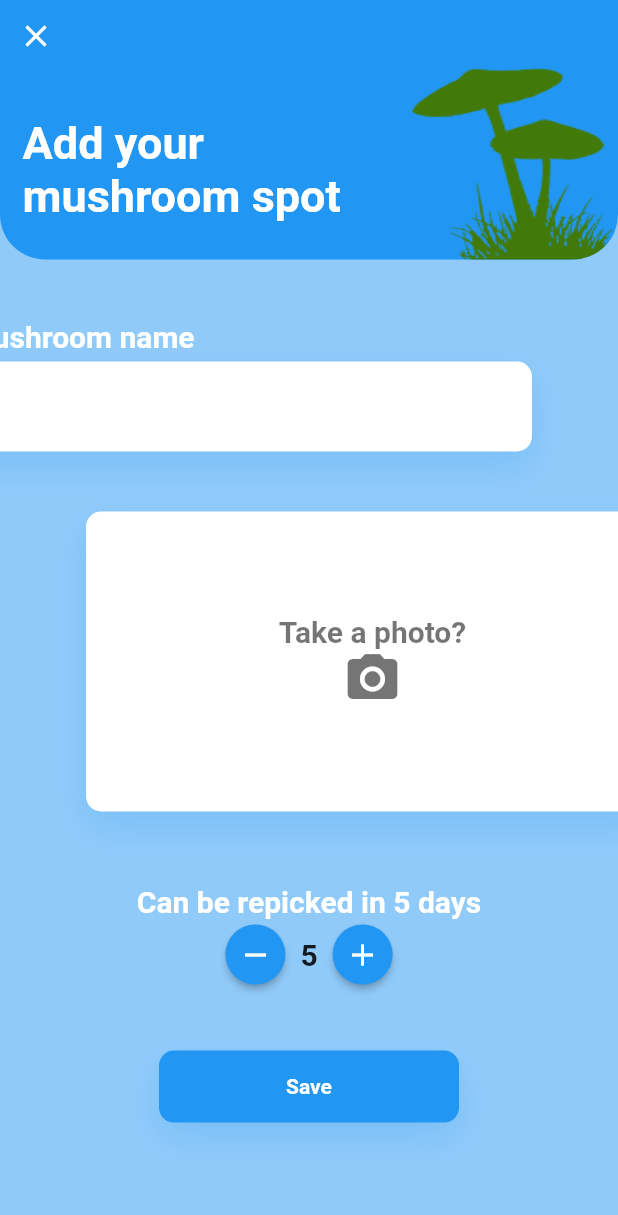
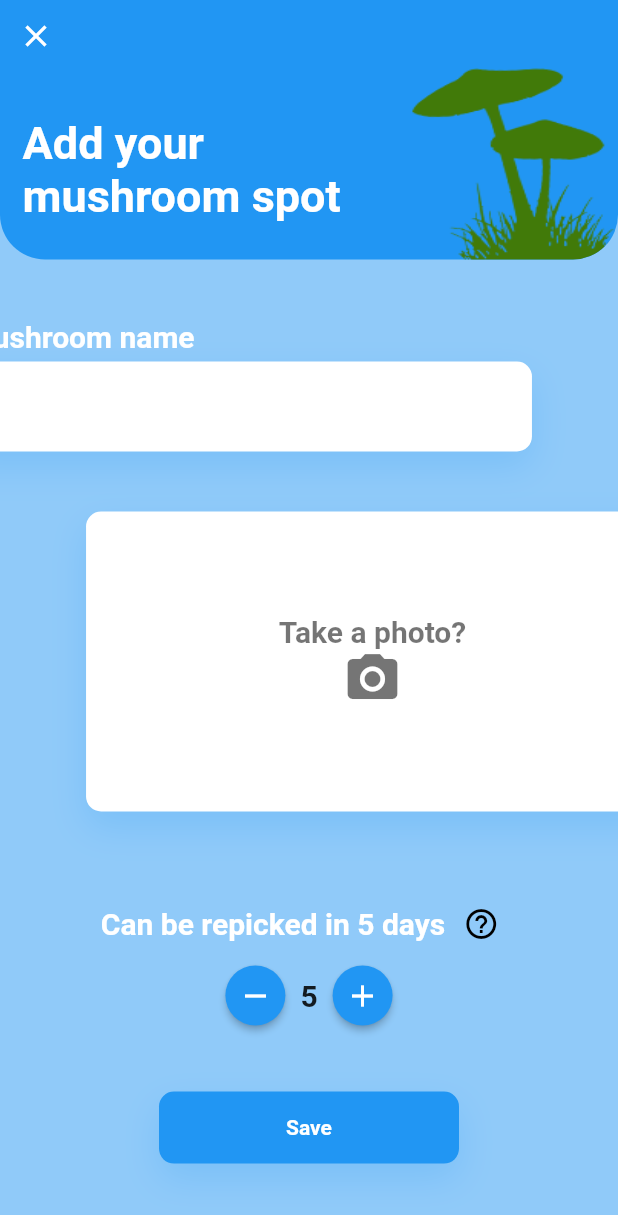
Before and after one commit to carekb684/MyShrooms, a Flutter app: the screen it shows after launch, after a tap on "SKIP", after a tap on the "add" icon, on a phone screen of 412 x 824 dp. Shown: the top 1215 px of the screen. Run offline on Flutter 3.47's test engine with Material 2 defaults, Android fonts, the phone set to English and light mode, and no system bars; our stand-ins replace device_preview, flutter_keyboard_visibility, flutter_typeahead, google_maps_flutter, image_picker, intro_slider and 5 more; missing offline and left inert: highlighter_coachmark, ndialog, random_color_scheme, super_tooltip; accounts and stored records are empty; statements that could not run were skipped.

Commit message:
tooltip for repick date

```diff
--- a/lib/screens/widgets/remind_repick_counter.dart
+++ b/lib/screens/widgets/remind_repick_counter.dart
@@ -1,5 +1,6 @@
 import 'package:flutter/material.dart';
 import 'package:my_shrooms/custom_widget/counter.dart';
+import 'package:super_tooltip/super_tooltip.dart';
 
 class RepickCounter extends StatefulWidget {
   RepickCounter(Key key, {this.initCount}) : super(key: key);
@@ -10,6 +11,8 @@ class RepickCounter extends StatefulWidget {
 }
 
 class RepickCounterState extends State<RepickCounter> {
+  SuperTooltip tooltip;
+
 
   RepickCounterState(int initCount) {
     counterValue = initCount == null ? 5 : initCount;
@@ -20,11 +23,26 @@ class RepickCounterState extends State<RepickCounter> {
 
   @override
   Widget build(BuildContext context) {
-    return Column(
+    return WillPopScope(
+      onWillPop: closeToolTip,
+      child: Column(
         children: [
           Align(
               alignment: Alignment.center,
-            child: Text("Can be repicked in $counterValue days", style: TextStyle(fontSize: 20, fontWeight: FontWeight.bold, color: Theme.of(context).colorScheme.onBackground))),
+              child: Row(
+                mainAxisSize: MainAxisSize.min,
+                children: [
+                  Text("Can be repicked in $counterValue days",
+                      style: TextStyle(fontSize: 20, fontWeight: FontWeight.bold, color: Theme.of(context).colorScheme.onBackground)),
+                  //builder to get widget context for showing tooltip
+                  Builder(builder: (context) {
+                    return IconButton(
+                      icon: Icon(Icons.help_outline, color: Colors.black),
+                      onPressed: () => onTapTooltip(context),
+                    );
+                  }),
+                ],
+              )),
           Align(
             alignment: Alignment.center,
             child: Counter(
@@ -42,6 +60,31 @@ class RepickCounterState extends State<RepickCounter> {
             ),
           ),
         ],
+      ),
     );
   }
+
+  void onTapTooltip(BuildContext context) {
+    if (tooltip != null && tooltip.isOpen) {
+      tooltip.close();
+      return;
     }
+    tooltip = SuperTooltip(
+      popupDirection: TooltipDirection.up,
+      content: Material(
+        child: Text("Estimate when the mushrooms will have regrown after picking them."
+            " The pins on the map will have a green color when the date has passed so you know when to go back to this spot!", softWrap: true,),
+      ),
+    );
+    tooltip.show(context);
+  }
+
+  Future<bool> closeToolTip() async {
+    if (tooltip.isOpen) {
+      tooltip.close();
+      return false;
+    }
+    return true;
+  }
+
+}
--- a/pubspec.yaml
+++ b/pubspec.yaml
@@ -42,6 +42,7 @@ dependencies:
   shared_preferences: ^0.5.12
   intro_slider: ^2.3.3
   highlighter_coachmark: ^0.0.3
+  super_tooltip: ^0.9.6
 
   cupertino_icons: ^1.0.0
 
```
Also changed, not shown: pubspec.lock. Lines whose indentation alone changed are shown as unchanged.
